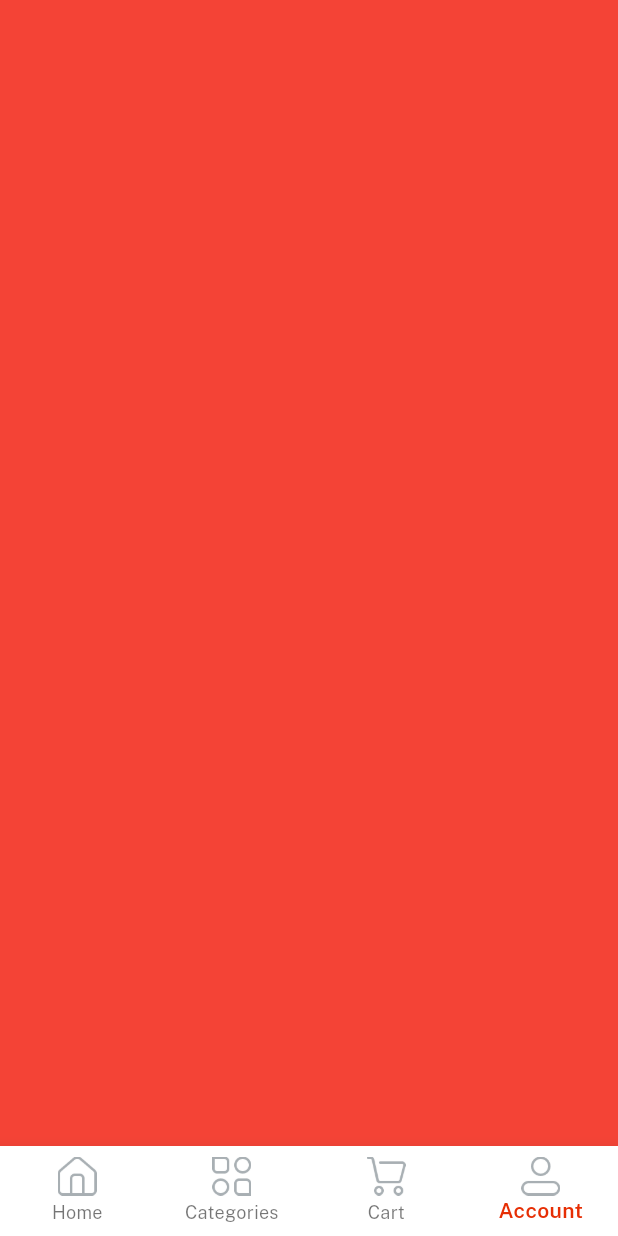
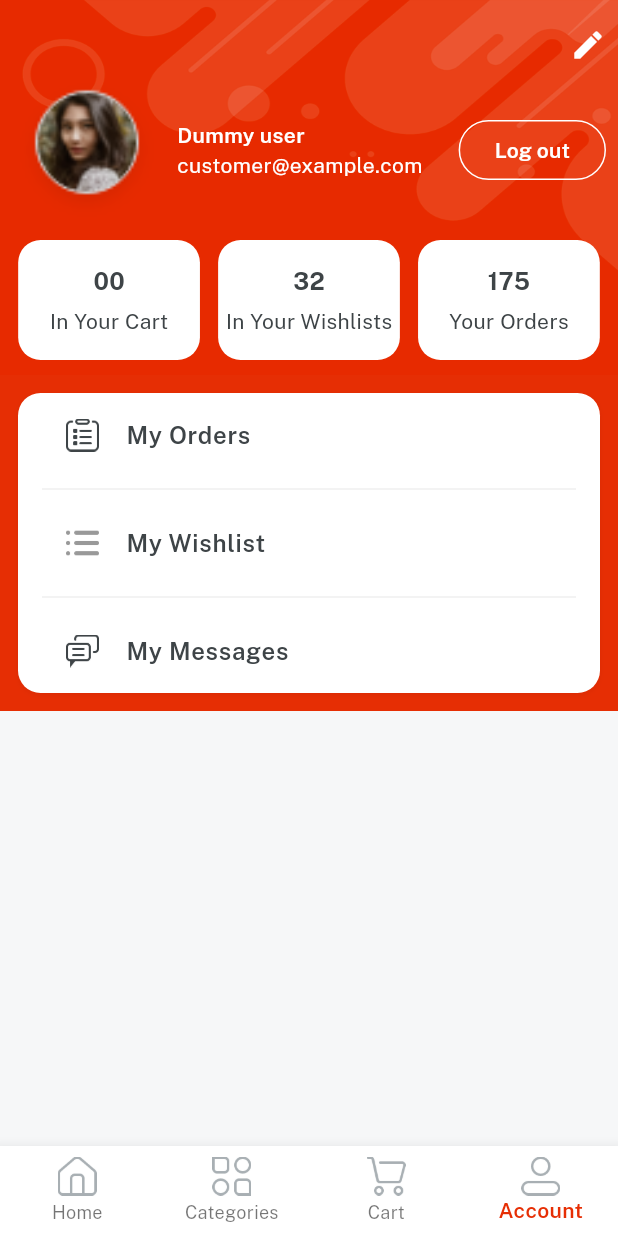
Before and after one commit to TejasD36/emartapp, a Flutter app: the NavigatorScreen screen opened directly, item 4 of the bottom bar chosen, on a phone screen of 412 x 824 dp. Run offline on Flutter 3.47's test engine with Material 3 defaults, Android fonts, the phone set to English and light mode, and no system bars; our stand-ins replace get, velocity_x.

Commit message:
Profile Screen UI done

```diff
--- a/lib/consts/lists.dart
+++ b/lib/consts/lists.dart
@@ -77,3 +77,15 @@ const itemDetailsButtonList = [
   returnPolicy,
   supportPolicy,
 ];
+
+const profileButtonsList = [
+  myOrders,
+  myWishlist,
+  myMessages,
+];
+
+const profileButtonsIcon = [
+  icOrders,
+  icOrder,
+  icMessages,
+];
--- a/lib/consts/strings.dart
+++ b/lib/consts/strings.dart
@@ -64,3 +64,9 @@ const returnPolicy = "Return Policy";
 const supportPolicy = "Support Policy";
 
 const productsYouMayLike = "Products you may also Like";
+
+//Profile screen
+const logout = "Log out";
+const myWishlist = "My Wishlist";
+const myOrders = "My Orders";
+const myMessages = "My Messages";
--- a/lib/views/cart/cart_screen.dart
+++ b/lib/views/cart/cart_screen.dart
@@ -1,3 +1,4 @@
+import 'package:emartapp/consts/consts.dart';
 import 'package:flutter/material.dart';
 
 class CartScreen extends StatefulWidget {
@@ -12,6 +13,7 @@ class _CartScreenState extends State<CartScreen> {
   Widget build(BuildContext context) {
     return Container(
       color: Colors.purple,
+      child: "Empty".text.fontFamily(semibold).color(darkFontGrey).makeCentered(),
     );
   }
 }
--- /dev/null
+++ b/lib/views/cart/component/detail_card.dart
@@ -0,0 +1,15 @@
+import 'package:emartapp/consts/consts.dart';
+import 'package:flutter/cupertino.dart';
+
+Widget detailCard({String? title, String? count, width}){
+  return
+    Column(
+      mainAxisAlignment: MainAxisAlignment.center,
+      children: [
+        count!.text.fontFamily(bold).color(darkFontGrey).size(16).make(),
+        5.heightBox,
+        title!.text.color(darkFontGrey).make(),
+      ],
+    ).box.white.rounded.width(width).height(80).padding(const EdgeInsets.all(4)).make();
+
+}
--- a/lib/views/profile/profile_screen.dart
+++ b/lib/views/profile/profile_screen.dart
@@ -1,3 +1,8 @@
+import 'package:emartapp/consts/consts.dart';
+import 'package:emartapp/consts/lists.dart';
+import 'package:emartapp/views/cart/component/detail_card.dart';
+import 'package:emartapp/widgets/bg_widget.dart';
+import 'package:flutter/foundation.dart';
 import 'package:flutter/material.dart';
 
 class ProfileScreen extends StatefulWidget {
@@ -10,8 +15,110 @@ class ProfileScreen extends StatefulWidget {
 class _ProfileScreenState extends State<ProfileScreen> {
   @override
   Widget build(BuildContext context) {
-    return Container(
-      color: Colors.red,
+    return bgWidget(
+      child: Scaffold(
+        body: SafeArea(
+          child: Column(
+            children: [
+
+              10.heightBox,
+
+              //Edit Profile
+              const Padding(
+                padding: EdgeInsets.all(8.0),
+                child: Align(
+                  alignment: Alignment.topRight,
+                  child: Icon(Icons.edit, color: whiteColor,),
+                ),
+              ),
+
+              Padding(
+                padding: const EdgeInsets.symmetric(horizontal: 8.0),
+                child: Row(
+                  children: [
+
+                    //Profile Image
+                    Image.asset(
+                      imgProfile,
+                      width: 100,
+                      fit: BoxFit.cover,
+                    ).box.roundedFull.clip(Clip.antiAlias).make(),
+
+                    10.widthBox,
+
+                    //Profile name & email
+                    Expanded(
+                        child: Column(
+                          crossAxisAlignment: CrossAxisAlignment.start,
+                          children: [
+                            "Dummy user".text.fontFamily(semibold).white.make(),
+                            "customer@example.com ".text.white.make(),
+                          ],
+                        ),
+                    ),
+
+                    //Logout Button
+                    OutlinedButton(
+                      style: OutlinedButton.styleFrom(
+                        side: const BorderSide(
+                          color: whiteColor,
+                        ),
+                      ),
+                      onPressed: (){},
+                      child: logout.text.fontFamily(semibold).white.make()
+                    ),
+                  ],
+                ),
+              ),
+
+              10.heightBox,
+
+              //Profile Shopping Detail Cards
+              Row(
+                mainAxisAlignment: MainAxisAlignment.spaceEvenly,
+                children: [
+                  detailCard(
+                    count: "00",
+                    title: "In Your Cart",
+                    width: context.screenWidth /3.4,
+                  ),
+                  detailCard(
+                    count: "32",
+                    title: "In Your Wishlists",
+                    width: context.screenWidth /3.4,
+                  ),
+                  detailCard(
+                    count: "175",
+                    title: "Your Orders",
+                    width: context.screenWidth /3.4,
+                  )
+                ],
+              ),
+
+              10.heightBox,
+
+
+              ListView.separated(
+                shrinkWrap: true,
+                separatorBuilder: (context, index){
+                  return const Divider(color: lightGrey,);
+                },
+
+                itemCount: profileButtonsList.length,
+                itemBuilder: (BuildContext context, int index){
+                  return ListTile(
+                    leading: Image.asset(
+                      profileButtonsIcon[index],
+                      width: 22,
+                    ),
+                    title: profileButtonsList[index].text.fontFamily(semibold).color(darkFontGrey).make(),
+                  );
+                },
+              ).box.white.rounded.margin(const EdgeInsets.all(12)).padding(const EdgeInsets.symmetric(horizontal: 16)).shadowSm.make().box.color(redColor).make(),
+            ],
+          ),
+        ),
+      )
     );
   }
 }
```
